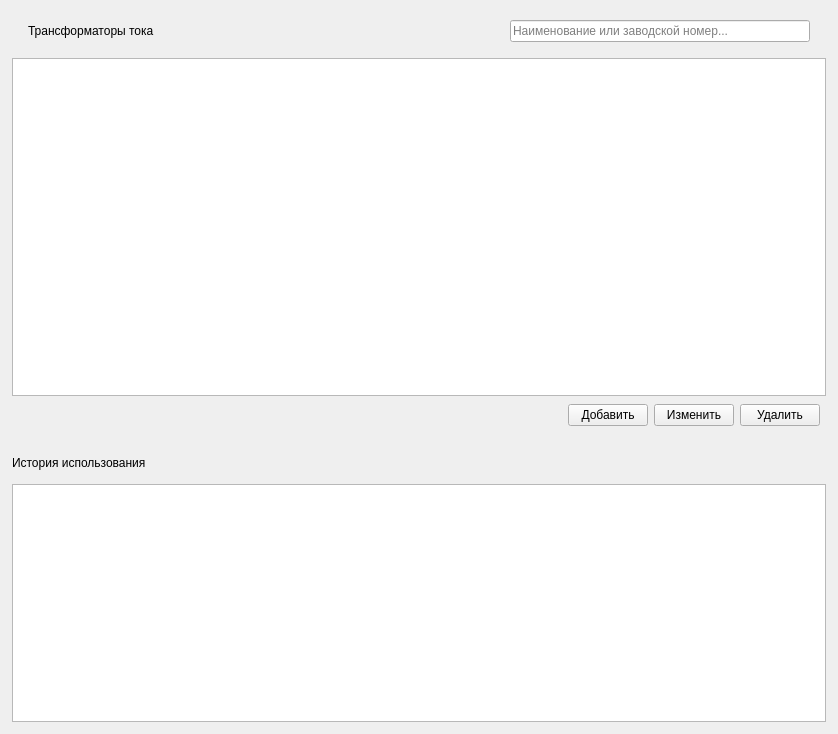
nikola240698/MeteringActs, file ui/currenttransformerswidget.ui: the form before one commit.
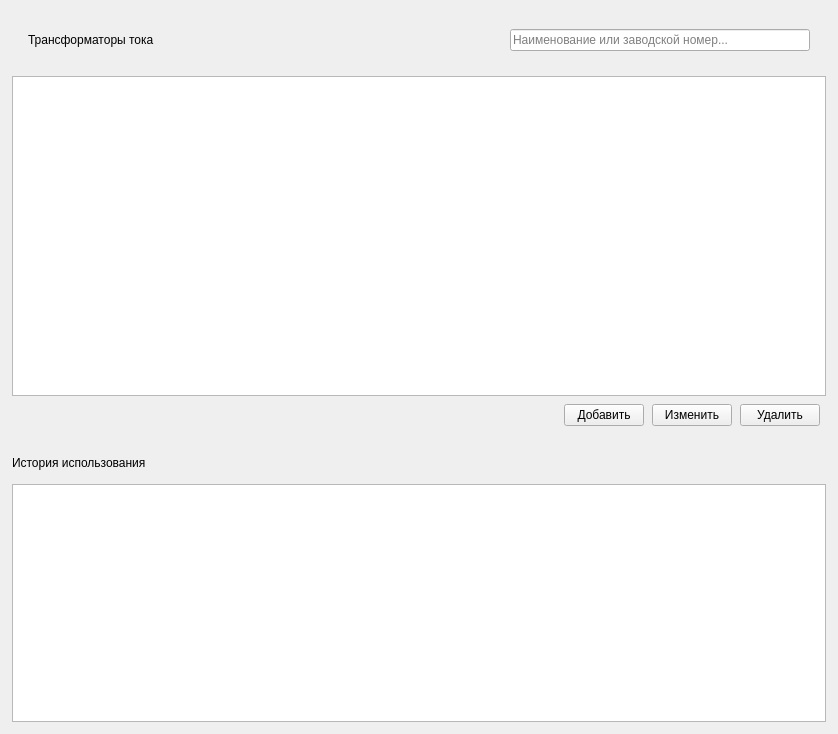
The form after the commit.

```diff
--- a/ui/currenttransformerswidget.ui
+++ b/ui/currenttransformerswidget.ui
@@ -73,10 +73,19 @@
         <property name="minimumSize">
          <size>
           <width>0</width>
-          <height>0</height>
+          <height>56</height>
          </size>
         </property>
-        <layout class="QHBoxLayout" name="ctToolbarWidgetLayout">
+        <property name="maximumSize">
+         <size>
+          <width>16777215</width>
+          <height>56</height>
+         </size>
+        </property>
+        <property name="cardHeader" stdset="0">
+         <bool>true</bool>
+        </property>
+        <layout class="QHBoxLayout" name="ctToolBarWidgetLayout">
          <property name="spacing">
           <number>10</number>
          </property>
@@ -155,9 +164,7 @@
       </item>
       <item>
        <layout class="QHBoxLayout" name="buttonsLayout">
-        <property name="spacing">
-         <number>6</number>
-        </property>
+
         <property name="topMargin">
          <number>0</number>
         </property>
```
Left out of the diff: 6 changed lines with no effect on the pictures.
